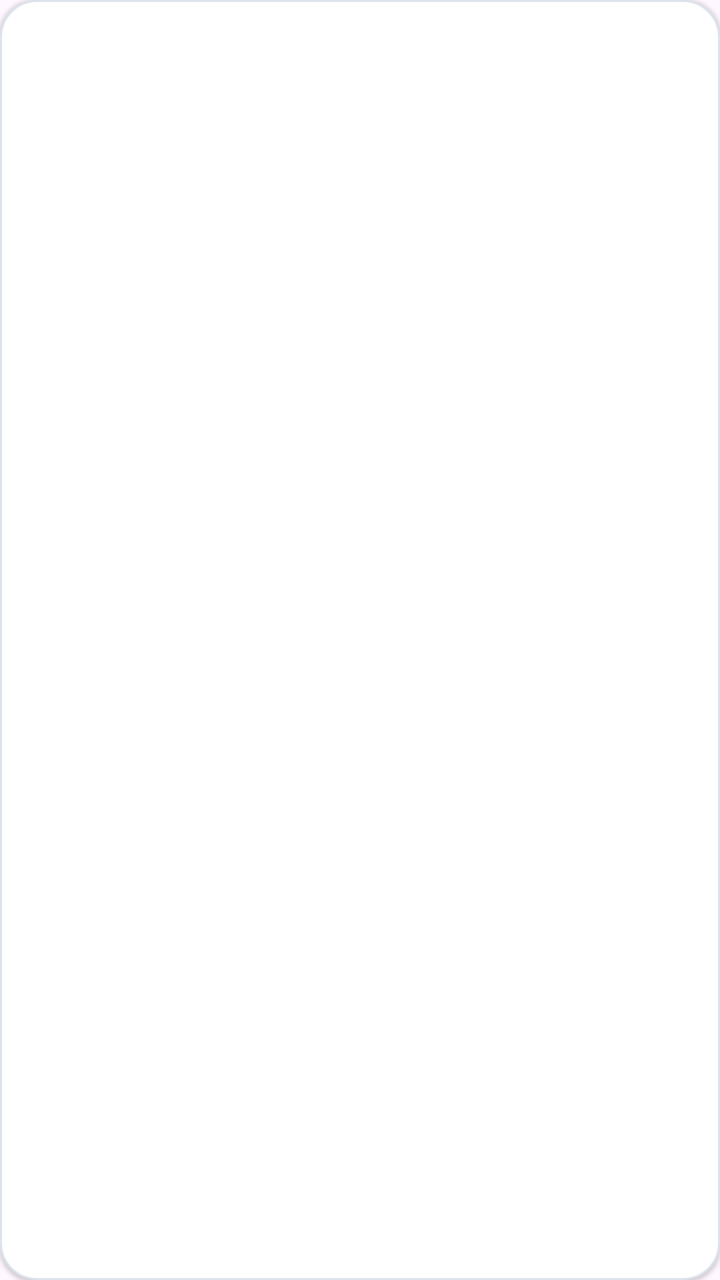
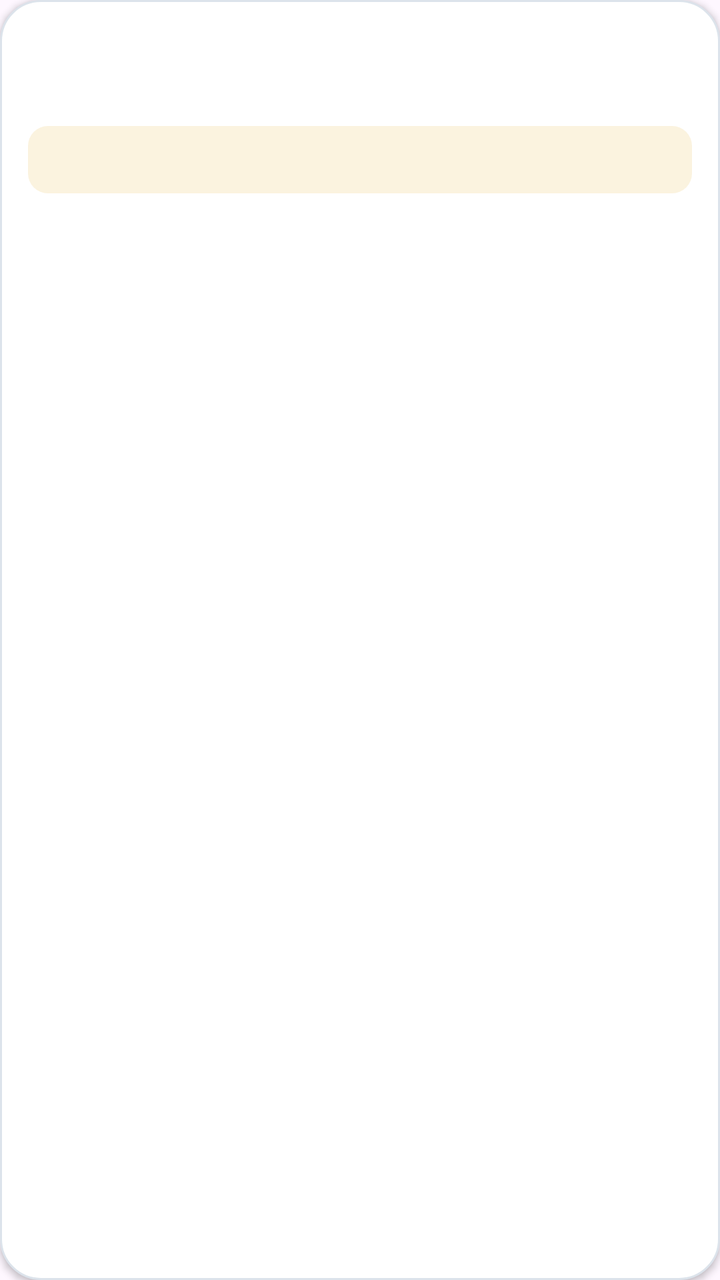

The first picture is an Android layout as it rendered before a commit; the second is the same layout after the commit. The layout source and the unified diff follow.
<!-- AndroidManifest.xml: application theme Theme.MyApplication -->
<!-- res/layout/item_live_stop.xml -->
<?xml version="1.0" encoding="utf-8"?>
<LinearLayout xmlns:android="http://schemas.android.com/apk/res/android"
    android:layout_width="match_parent"
    android:layout_height="wrap_content"
    android:background="@drawable/card_background"
    android:elevation="1dp"
    android:orientation="vertical"
    android:padding="14dp">

    <TextView
        android:id="@+id/liveStopStation"
        android:layout_width="match_parent"
        android:layout_height="wrap_content"
        android:textColor="@color/ink"
        android:textSize="16sp"
        android:textStyle="bold" />

    <TextView
        android:id="@+id/liveStopSequence"
        android:layout_width="match_parent"
        android:layout_height="wrap_content"
        android:layout_marginTop="3dp"
        android:textColor="@color/muted"
        android:textSize="12sp" />

    <TextView
        android:id="@+id/liveStopTimes"
        android:layout_width="match_parent"
        android:layout_height="wrap_content"
        android:layout_marginTop="8dp"
        android:textColor="@color/brand_dark"
        android:textSize="13sp" />

    <TextView
        android:id="@+id/liveStopDetails"
        android:layout_width="match_parent"
        android:layout_height="wrap_content"
        android:layout_marginTop="5dp"
        android:textColor="@color/muted"
        android:textSize="12sp" />
</LinearLayout>
<!-- resources referenced by this layout -->
<resources>
  <color name="brand_dark">#0B5D57</color>
  <color name="ink">#14213D</color>
  <color name="muted">#5F6B7A</color>
  <!-- drawable card_background (drawable) -->
  <?xml version="1.0" encoding="utf-8"?>
  <shape xmlns:android="http://schemas.android.com/apk/res/android"><solid android:color="@color/surface"/><stroke android:width="1dp" android:color="@color/border"/><corners android:radius="18dp"/></shape>
  <style name="Theme.MyApplication" parent="Base.Theme.MyApplication" />
  <color name="surface">#FFFFFFFF</color>
  <color name="border">#DCE3EB</color>
  <style name="Base.Theme.MyApplication" parent="Theme.Material3.Light.NoActionBar">
          <item name="colorPrimary">@color/brand</item>
          <item name="colorOnPrimary">@color/white</item>
          <item name="colorSecondary">@color/navy</item>
          <item name="colorOnSecondary">@color/white</item>
          <item name="android:colorAccent">@color/brand</item>
      </style>
  <color name="brand">#0F766E</color>
  <color name="white">#FFFFFFFF</color>
  <color name="navy">#13233F</color>
</resources>

<!-- the commit's change to res/layout/item_live_stop.xml (unified diff, before → after) -->
@@ -2,8 +2,8 @@
 <LinearLayout xmlns:android="http://schemas.android.com/apk/res/android"
     android:layout_width="match_parent"
     android:layout_height="wrap_content"
-    android:background="@drawable/card_background"
-    android:elevation="1dp"
+    android:background="@drawable/live_search_card"
+    android:elevation="2dp"
     android:orientation="vertical"
     android:padding="14dp">
 
@@ -28,6 +28,8 @@
         android:layout_width="match_parent"
         android:layout_height="wrap_content"
         android:layout_marginTop="8dp"
+        android:background="@drawable/live_route_badge"
+        android:padding="8dp"
         android:textColor="@color/brand_dark"
         android:textSize="13sp" />
 
<!-- resource entries referenced after the edit -->
@@ -3,10 +3,21 @@
   <color name="brand_dark">#0B5D57</color>
   <color name="ink">#14213D</color>
   <color name="muted">#5F6B7A</color>
-  <!-- drawable card_background (drawable) -->
+  <!-- drawable live_route_badge (drawable) -->
   <?xml version="1.0" encoding="utf-8"?>
-  <shape xmlns:android="http://schemas.android.com/apk/res/android"><solid android:color="@color/surface"/><stroke android:width="1dp" android:color="@color/border"/><corners android:radius="18dp"/></shape>
+  <shape xmlns:android="http://schemas.android.com/apk/res/android">
+      <solid android:color="@color/live_accent_soft" />
+      <corners android:radius="10dp" />
+  </shape>
+  <!-- drawable live_search_card (drawable) -->
+  <?xml version="1.0" encoding="utf-8"?>
+  <shape xmlns:android="http://schemas.android.com/apk/res/android">
+      <solid android:color="@color/surface" />
+      <stroke android:width="1dp" android:color="@color/border" />
+      <corners android:radius="20dp" />
+  </shape>
   <style name="Theme.MyApplication" parent="Base.Theme.MyApplication" />
+  <color name="live_accent_soft">#FBF3DF</color>
   <color name="surface">#FFFFFFFF</color>
   <color name="border">#DCE3EB</color>
   <style name="Base.Theme.MyApplication" parent="Theme.Material3.Light.NoActionBar">
